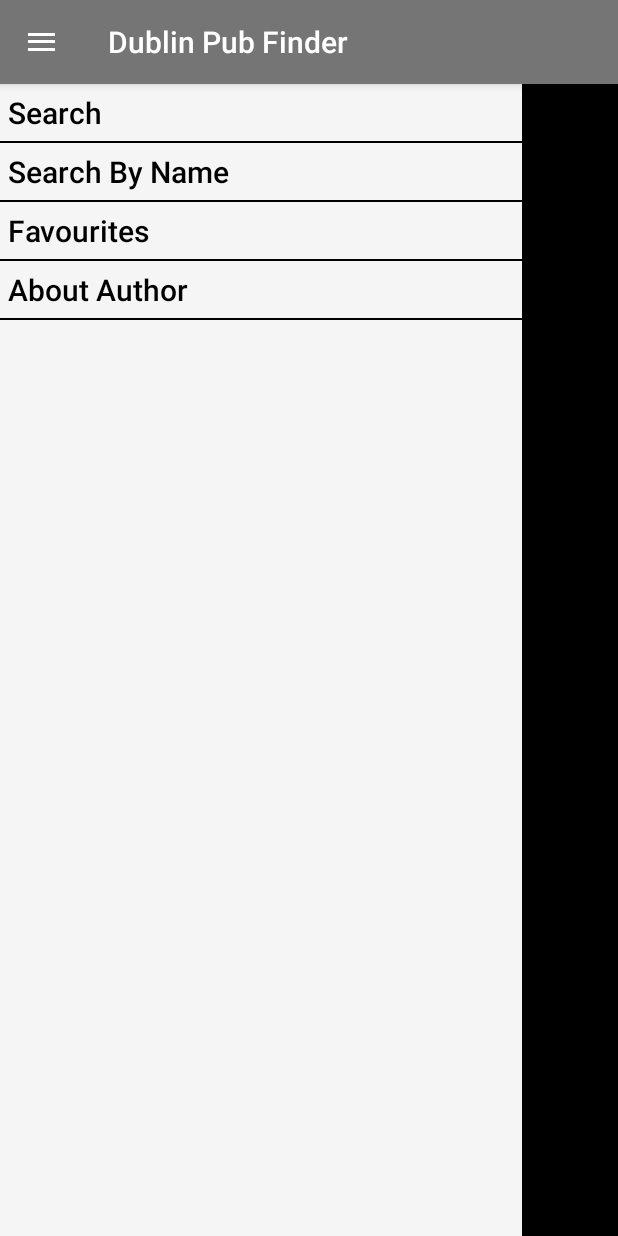
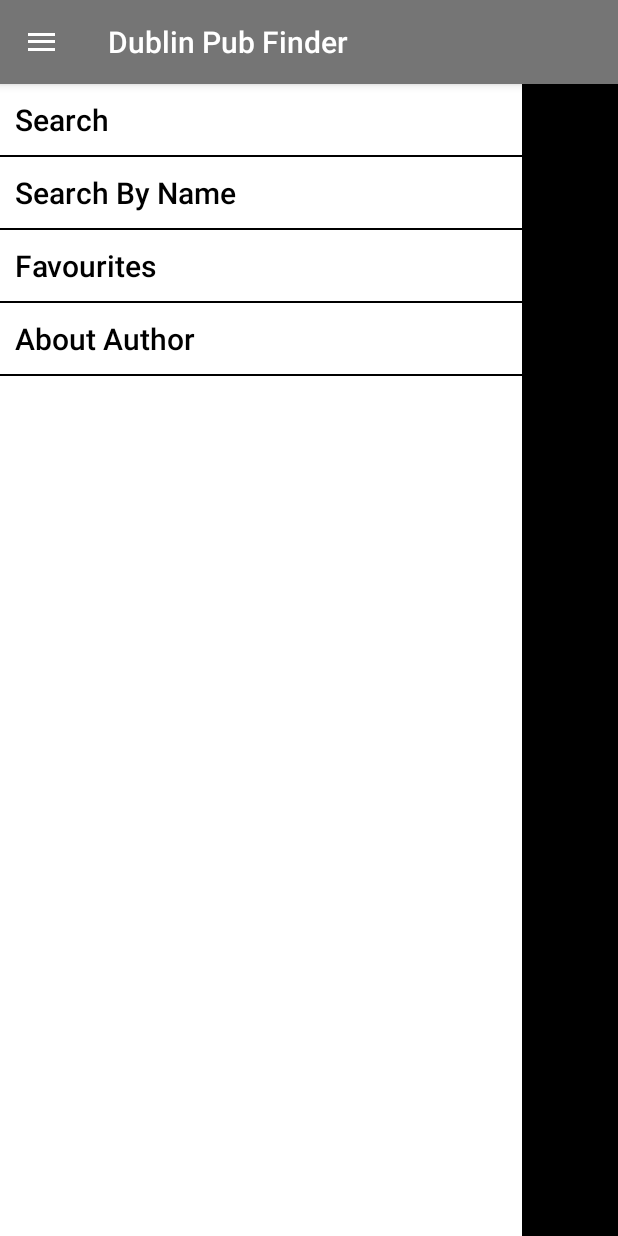
Before and after one commit to avblake225/dublin-pub-finder, an Android app: the HomeScreen screen opened directly, with no data from a screen before it, with the side drawer open, on a phone screen of 412 x 824 dp. Run offline under Robolectric (Android 15) with nearby library versions, the phone set to English and light mode, and no system bars; 2 statements that could not run were skipped.

Commit message:
Added color state to drawer items (turn gold when clicked)

```diff
--- /dev/null
+++ b/app/src/main/res/drawable/background_color.xml
@@ -0,0 +1,8 @@
+<?xml version="1.0" encoding="utf-8"?>
+<selector xmlns:android="http://schemas.android.com/apk/res/android">
+
+    <item android:state_pressed="true" android:drawable="@drawable/clr_pressed"/>
+
+    <item android:drawable="@drawable/clr_normal"/>
+
+</selector>
--- a/app/src/main/res/layout/drawer_item_layout.xml
+++ b/app/src/main/res/layout/drawer_item_layout.xml
@@ -5,4 +5,5 @@
     android:paddingTop="@dimen/drawer_item_padding_left"
     android:paddingBottom="@dimen/drawer_item_padding_left"
     android:layout_width="wrap_content"
-    android:layout_height="wrap_content"/>
+    android:layout_height="wrap_content"
+    android:background="@drawable/background_color"/>
--- a/app/src/main/res/layout/home_screen.xml
+++ b/app/src/main/res/layout/home_screen.xml
@@ -29,7 +29,7 @@
             android:choiceMode="singleChoice"
             android:divider="@color/black"
             android:dividerHeight="1dp"
-            android:background="?attr/colorPrimary"/>
+            android:background="@color/white"/>
 
     </android.support.v4.widget.DrawerLayout>
 
--- a/app/src/main/res/values/colors.xml
+++ b/app/src/main/res/values/colors.xml
@@ -1,11 +1,10 @@
 <?xml version="1.0" encoding="utf-8"?>
 <resources>
-    <color name="colorPrimary">#3F51B5</color>
-    <color name="colorPrimaryDark">#303F9F</color>
-    <color name="colorAccent">#FF4081</color>
+
     <color name="black">#000000</color>
     <color name="gray">#D3D3D3</color>
     <color name="white">#FFFFFF</color>
     <color name="yellow">#daf650</color>
     <color name="orange">#FF6600</color>
+
 </resources>
--- a/app/src/main/res/values/dimens.xml
+++ b/app/src/main/res/values/dimens.xml
@@ -33,9 +33,9 @@
     <dimen name="map_button_text_size">15dp</dimen>
 
     <dimen name="drawer_item_text_size">20dp</dimen>
-    <dimen name="drawer_item_padding_left">5dp</dimen>
-    <dimen name="drawer_item_padding_top">10dp</dimen>
-    <dimen name="drawer_item_padding_bottom">10dp</dimen>
+    <dimen name="drawer_item_padding_left">10dp</dimen>
+    <dimen name="drawer_item_padding_top">15dp</dimen>
+    <dimen name="drawer_item_padding_bottom">15dp</dimen>
 
     <!-- Pub Item -->
     <dimen name="pub_item_image_width">80dp</dimen>
--- a/app/src/main/res/values/strings.xml
+++ b/app/src/main/res/values/strings.xml
@@ -9,6 +9,9 @@
         <item>Favourites</item>
         <item>About Author</item>
     </string-array>
+
+    <drawable name="clr_normal">#FFFFFF</drawable>
+    <drawable name="clr_pressed">#FFD700</drawable>
 
     <string name="make_selections">Make selections:</string>
     <string-array
```
Also changed, not shown: app/src/main/res/values/styles.xml (+0 -8 lines).
